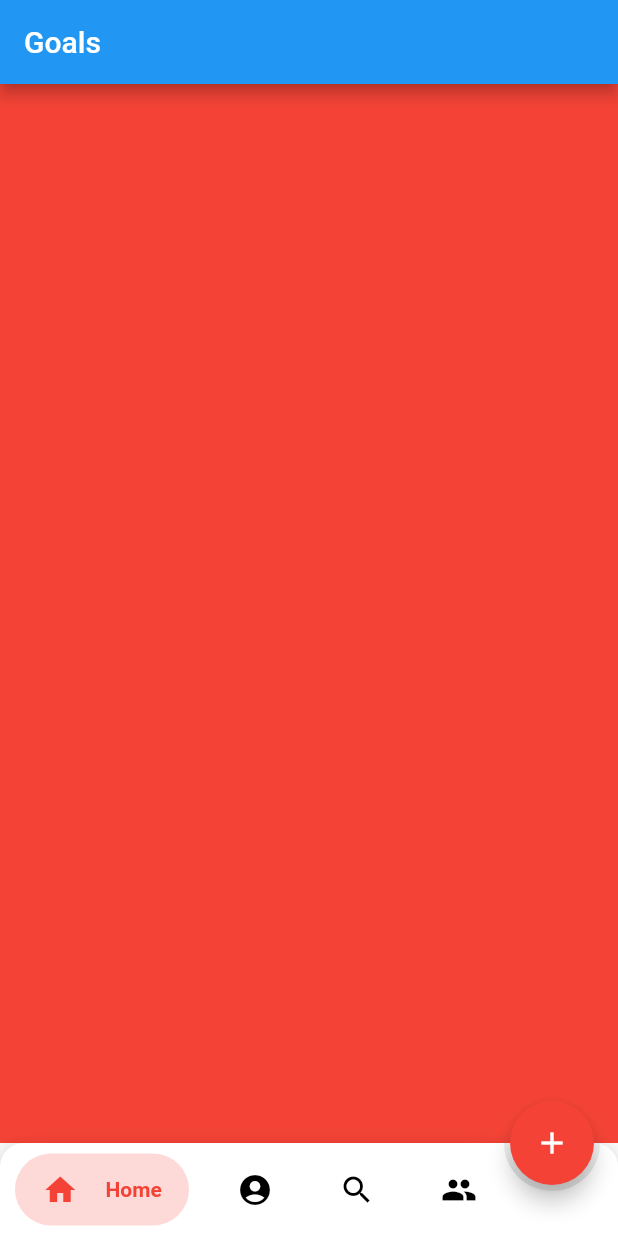
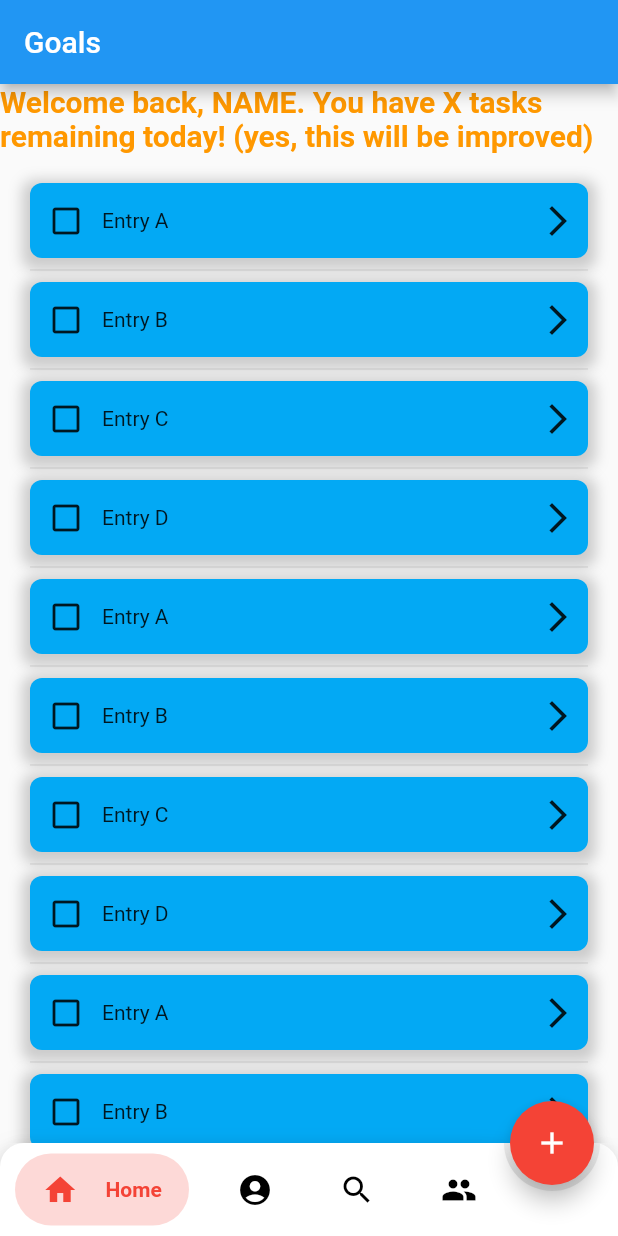
Before and after one commit to vermaapoorva/IC-Hello-World, a Flutter app: the screen it shows after launch, on a phone screen of 412 x 824 dp. Run offline on Flutter 3.47's test engine with Material 2 defaults, Android fonts, the phone set to English and light mode, and no system bars; drawn by our look-alikes of bubble_bottom_bar; our stand-ins replace flutter_login.

Commit message:
Finished first draft of Goals page

```diff
--- a/front-end/lib/main.dart
+++ b/front-end/lib/main.dart
@@ -1,8 +1,6 @@
 import 'package:flutter/material.dart';
 import 'package:flutter_login/flutter_login.dart';
 import 'pages/HomePage.dart';
-import 'package:bubble_bottom_bar/bubble_bottom_bar.dart';
-// import 'HomeScreen/HomeScreen.dart';
 
 void main() {
   runApp(MyApp());
--- /dev/null
+++ b/front-end/lib/pages/Goals.dart
@@ -0,0 +1,96 @@
+import 'package:flutter/material.dart';
+import 'package:bubble_bottom_bar/bubble_bottom_bar.dart';
+import 'PlaceholderWidget.dart';
+
+class Goals extends StatefulWidget {
+  Goals({Key key, this.title}) : super(key: key);
+  final String title;
+  @override
+  _GoalsState createState() => _GoalsState();
+}
+
+class _GoalsState extends State<Goals> {
+  int currentIndex;
+  final List<String> entries = <String>['A', 'B', 'C', 'D', 'A', 'B', 'C', 'D', 'A', 'B', 'C', 'D', 'A', 'B', 'C', 'D'];
+  int remainingGoals;
+  @override
+  void initState() {
+    // TODO: implement initState
+    super.initState();
+    currentIndex = 0;
+    remainingGoals = entries.length;
+  }
+
+  void changePage(int index) {
+    setState(() {
+      currentIndex = index;
+    });
+  }
+
+  @override
+  Widget build(BuildContext context) {
+    return Scaffold(
+      body: Column(
+        mainAxisAlignment: MainAxisAlignment.spaceEvenly,
+        children: [
+          RichText(
+            text: TextSpan(
+              text: 'Welcome back, ' + 'NAME.' + ' You have ' + 'X' + ' tasks remaining today!'
+                    ' (yes, this will be improved)',
+              style: TextStyle(
+                fontWeight: FontWeight.bold,
+                fontSize: 20,
+                color: Colors.orange,
+              ),
+            ),
+          ),
+          Flexible(
+            child: ListView.separated(
+              scrollDirection: Axis.vertical,
+              shrinkWrap: true,
+              padding: const EdgeInsets.all(20),
+              itemCount: entries.length,
+              itemBuilder: (BuildContext context, int index) {
+                return Container(
+                  height: 50,
+                  decoration: BoxDecoration(
+                    borderRadius: BorderRadius.all(Radius.circular(8.0)),
+                    color: Colors.lightBlue,
+                    boxShadow: [
+                      BoxShadow(
+                        color: Colors.grey.withOpacity(0.5),
+                        spreadRadius: 5,
+                        blurRadius: 7,
+                        offset: Offset(0, 3), // changes position of shadow
+                      ),
+                    ],
+                  ),
+                  child: Row(
+                    mainAxisAlignment: MainAxisAlignment.start,
+                    children: [
+                      SizedBox(width: 12),
+                      Icon(Icons.check_box_outline_blank),
+                      SizedBox(width: 12),
+                      Center(child: Text('Entry ${entries[index]}')),
+                      // Yeah don't ask me why but it works...
+                      Spacer(),
+                      Spacer(),
+                      Spacer(),
+                      Spacer(),
+                      Spacer(),
+                      Spacer(),
+                      Expanded(child: Icon(Icons.arrow_forward_ios_sharp))
+                    ],
+                  )
+                );
+              },
+              separatorBuilder: (BuildContext context, int index) => const Divider(),
+            ),
+          ),
+        ],
+      )
+
+
+    );
+  }
+}
--- a/front-end/lib/pages/HomePage.dart
+++ b/front-end/lib/pages/HomePage.dart
@@ -1,5 +1,6 @@
 import 'package:flutter/material.dart';
 import 'package:bubble_bottom_bar/bubble_bottom_bar.dart';
+import 'package:goal_app/pages/Goals.dart';
 import 'PlaceholderWidget.dart';
 
 class MyHomePage extends StatefulWidget {
@@ -12,7 +13,7 @@ class MyHomePage extends StatefulWidget {
 class _MyHomePageState extends State<MyHomePage> {
   int currentIndex;
   final List<Widget> _children = [
-    PlaceholderWidget(Colors.red),
+    Goals(),
     PlaceholderWidget(Colors.orange),
     PlaceholderWidget(Colors.yellow),
     PlaceholderWidget(Colors.green),
```
